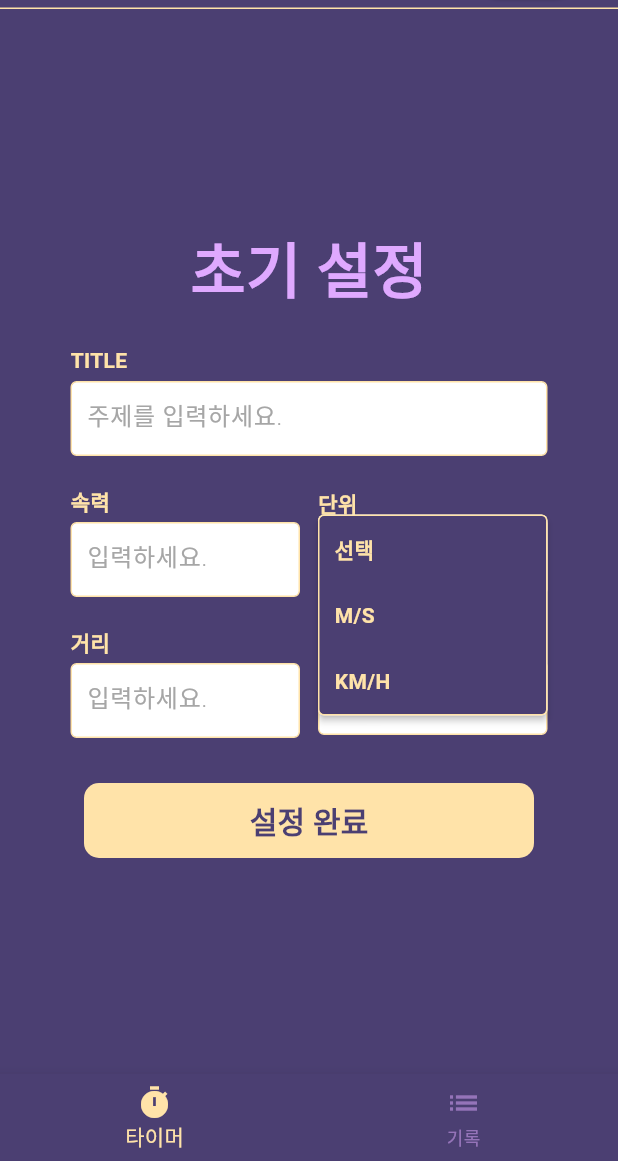
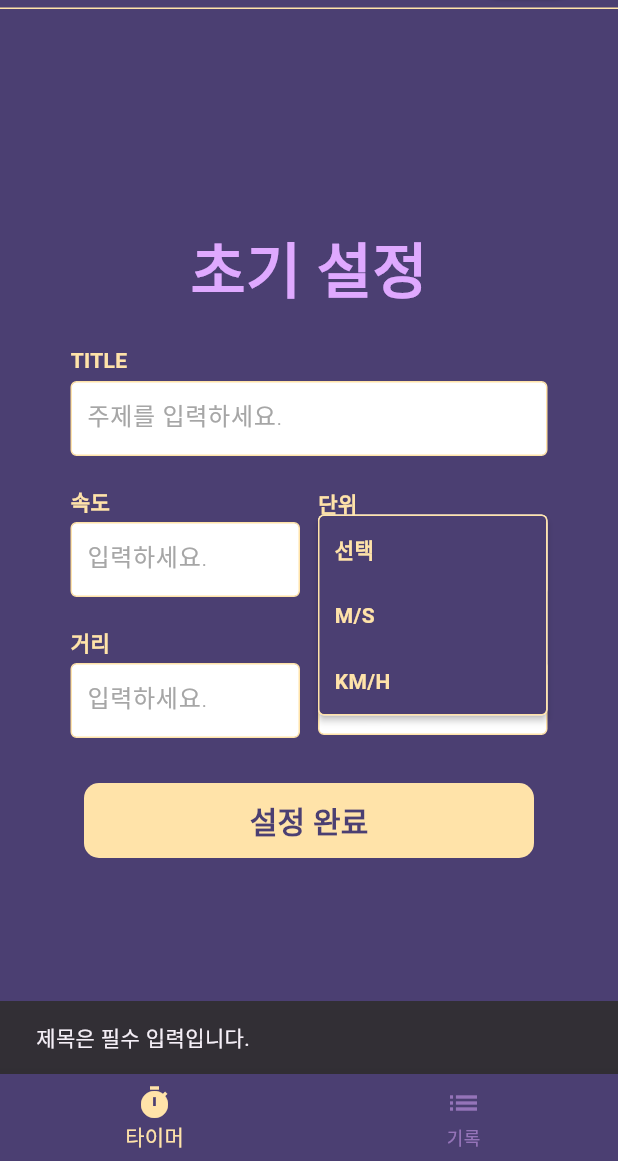
Before and after one commit to ryujebin/CheckTimer, a Flutter app: the Authentication screen opened directly, after a tap on "인증 완료", after a tap on "선택", after a tap on "설정 완료", on a phone screen of 412 x 824 dp, the part 75-1236 px from its top. Run offline on Flutter 3.47's test engine with Material 3 defaults, Android fonts, the phone set to English and light mode, and no system bars; our stand-ins replace firebase_auth, firebase_core; accounts and stored records are empty; Roboto replaces fonts that are missing (Pretendard).

Commit message:
timer UI & 기능구현 완료

```diff
--- a/lib/Components/Appbar/Appbar_b_login.dart
+++ b/lib/Components/Appbar/Appbar.dart
@@ -4,13 +4,13 @@ import 'package:flutter/material.dart';
 import '../../Core/theme/colors.dart';
 import '../../Pages/Login/Login.dart';
 
-class BeforeAppbar extends StatefulWidget implements PreferredSizeWidget {
+class MainAppbar extends StatefulWidget implements PreferredSizeWidget {
   final String title;
   final double fontSize;
   final double leftPadding;
   final VoidCallback? onLoginPressed;
 
-  const BeforeAppbar({
+  const MainAppbar({
     super.key,
     this.title = 'CheckTimer',
     this.fontSize = 20,
@@ -19,13 +19,13 @@ class BeforeAppbar extends StatefulWidget implements PreferredSizeWidget {
   });
 
   @override
-  State<BeforeAppbar> createState() => _BeforeAppbarState();
+  State<MainAppbar> createState() => _MainAppbarState();
 
   @override
   Size get preferredSize => const Size.fromHeight(kToolbarHeight);
 }
 
-class _BeforeAppbarState extends State<BeforeAppbar> {
+class _MainAppbarState extends State<MainAppbar> {
   User? _user;
 
   @override
--- a/lib/Components/Buttons/ElevationButton/ElevationButton.dart
+++ b/lib/Components/Buttons/ElevationButton/ElevationButton.dart
@@ -3,6 +3,7 @@ import '../../../Core/theme/colors.dart';
 
 class ElevationBtn extends StatelessWidget {
   final String text;
+  final Widget? child;
   final double? height;
   final double? width;
   final VoidCallback onPressed;
@@ -13,6 +14,7 @@ class ElevationBtn extends StatelessWidget {
     super.key,
     required this.text,
     required this.onPressed,
+    this.child,
     this.height = 50,
     this.width,
     this.fontSize = 20,
@@ -39,8 +41,9 @@ class ElevationBtn extends StatelessWidget {
           padding: EdgeInsets.zero, // padding 없애기
         ),
         child: Center(
-          child: Text(
-            text,
+          child: child ??
+              Text(
+                text ?? '',
                 style: TextStyle(
                   fontFamily: 'Pretendard',
                   fontWeight: fontWeight,
--- a/lib/Components/InputField/InputField.dart
+++ b/lib/Components/InputField/InputField.dart
@@ -1,4 +1,5 @@
 import 'package:flutter/material.dart';
+import 'package:flutter/services.dart';
 import '../../Core/theme/colors.dart';
 
 class InputField extends StatelessWidget {
@@ -8,6 +9,7 @@ class InputField extends StatelessWidget {
   final TextInputType keyboardType;
   final double? width;
   final Widget? suffix;
+  final List<TextInputFormatter>? inputFormatters;
 
   const InputField({
     super.key,
@@ -17,6 +19,7 @@ class InputField extends StatelessWidget {
     this.keyboardType = TextInputType.text,
     this.width,
     this.suffix,
+    this.inputFormatters,
   });
 
   @override
@@ -57,6 +60,7 @@ class InputField extends StatelessWidget {
             child: TextField(
               controller: controller,
               keyboardType: keyboardType,
+              inputFormatters: inputFormatters,
               style: const TextStyle(
                 color: Colors.black,
                 fontFamily: 'Pretendard',
--- a/lib/Pages/Homescreen/HomeScreen.dart
+++ b/lib/Pages/Homescreen/HomeScreen.dart
@@ -1,9 +1,9 @@
 import 'package:firebase_auth/firebase_auth.dart';
 import 'package:flutter/material.dart';
 import 'package:test_flutter/Core/theme/colors.dart';
-
+import 'package:provider/provider.dart';
 import '../MyRecode/Myrecode_main.dart';
-import '../Timer/Timer_main.dart';
+import '../Timer/Timer_setting.dart';
 
 class HomeScreen extends StatefulWidget {
   const HomeScreen({super.key});
@@ -16,7 +16,7 @@ class _HomeScreenState extends State<HomeScreen> {
   int _selectedIndex = 0;
 
   final List<Widget> _pages = [
-    TimerMain(),
+    TimerSetting(),
     MyRecord(), // 기록화면 추가
   ];
 
--- a/lib/Pages/Login/Authentication.dart
+++ b/lib/Pages/Login/Authentication.dart
@@ -7,7 +7,7 @@ import '../../Components/Buttons/ElevationButton/ElevationButton.dart';
 import '../../Components/Buttons/TextButton/TextButton.dart';
 import '../../Components/InputField/InputField.dart';
 import '../../Components/TitleText/TitleText.dart';
-import '../Timer/Timer_main.dart';
+import '../Timer/Timer_setting.dart';
 import 'Login.dart';
 
 class Authentication extends StatelessWidget {
--- a/lib/Pages/Login/Login.dart
+++ b/lib/Pages/Login/Login.dart
@@ -4,7 +4,7 @@ import 'package:test_flutter/Components/Buttons/ElevationButton/ElevationButton.
 import 'package:test_flutter/Components/Buttons/TextButton/TextButton.dart';
 import 'package:test_flutter/Pages/Homescreen/HomeScreen.dart';
 import 'package:test_flutter/Pages/Login/Sign_up.dart';
-import 'package:test_flutter/Pages/Timer/Timer_main.dart';
+import 'package:test_flutter/Pages/Timer/Timer_setting.dart';
 
 import '../../Components/InputField/InputField.dart';
 import '../../Components/TitleText/TitleText.dart';
--- a/lib/Pages/MyRecode/Myrecode_main.dart
+++ b/lib/Pages/MyRecode/Myrecode_main.dart
@@ -1,5 +1,7 @@
 import 'package:flutter/material.dart';
-import 'package:test_flutter/Components/Appbar/Appbar_a_login.dart';
+
+import '../../Components/Appbar/Appbar.dart';
+
 
 class MyRecord extends StatelessWidget {
   const MyRecord({super.key});
@@ -7,7 +9,7 @@ class MyRecord extends StatelessWidget {
   @override
   Widget build(BuildContext context) {
     return Scaffold(
-      appBar: AfterAppbar(),
+      appBar: MainAppbar(),
       body: const Center(
         child: Text('여기에 기록 내용을 표시할 수 있습니다.'),
       ),
--- a/lib/Pages/Timer/Timer_main.dart
+++ /dev/null
@@ -1,119 +0,0 @@
-import 'package:flutter/material.dart';
-import 'package:test_flutter/Components/Appbar/Appbar_b_login.dart';
-import 'package:test_flutter/Components/Buttons/ElevationButton/ElevationButton.dart';
-import 'package:test_flutter/Components/InputField/InputField.dart';
-import 'package:test_flutter/Components/TitleText/TitleText.dart';
-import 'package:test_flutter/Core/theme/colors.dart';
-
-import '../../Components/Buttons/DropdownButton/DropdownButton.dart';
-
-class TimerMain extends StatefulWidget {
-  const TimerMain({super.key});
-
-  @override
-  State<TimerMain> createState() => _TimerMainState();
-}
-
-class _TimerMainState extends State<TimerMain> {
-  String? selectedCategory;
-  String? selectedCategory1;
-
-  @override
-  Widget build(BuildContext context) {
-    TextEditingController controller = TextEditingController();
-    TextEditingController controller1 = TextEditingController();
-    TextEditingController controller2 = TextEditingController();
-
-    return Scaffold(
-        resizeToAvoidBottomInset: true,
-        appBar: BeforeAppbar(),
-        body: Center(
-          child: SingleChildScrollView(
-            child: Column(
-              mainAxisAlignment: MainAxisAlignment.center,
-              children: [
-                TitleText(
-                  text: '초기 설정',
-                ),
-                InputField(
-                  hintText: '주제를 입력하세요.',
-                  labelText: 'TITLE',
-                  controller: controller,
-                ),
-                Padding(
-                  padding:
-                      const EdgeInsets.symmetric(horizontal: 47), // 양 옆 여백 조정
-                  child: Row(
-                    children: [
-                      Expanded(
-                        flex: 1, // 가중치
-                        child: InputField(
-                          hintText: '입력하세요.',
-                          labelText: '속력',
-                          controller: controller1,
-                        ),
-                      ),
-                      const SizedBox(width: 12), // 사이 간격
-                      Expanded(
-                        flex: 1, // 드롭다운은 조금 좁게
-                        child: Dropdown<String>(
-                          labelText: '단위',
-                          hintText: '선택',
-                          items: ['선택', 'M/S', 'KM/H'],
-                          value: selectedCategory,
-                          onChanged: (value) {
-                            setState(() {
-                              selectedCategory = value;
-                            });
-                          },
-                        ),
-                      ),
-                    ],
-                  ),
-                ),
-                Padding(
-                  padding:
-                      const EdgeInsets.symmetric(horizontal: 47), // 양 옆 여백 조정
-                  child: Row(
-                    children: [
-                      Expanded(
-                        flex: 1, // 가중치
-                        child: InputField(
-                          hintText: '입력하세요.',
-                          labelText: '거리',
-                          controller: controller2,
-                        ),
-                      ),
-                      const SizedBox(width: 12), // 사이 간격
-                      Expanded(
-                        flex: 1, // 드롭다운은 조금 좁게
-                        child: Dropdown<String>(
-                          labelText: '단위',
-                          hintText: '선택',
-                          items: ['선택', 'M', 'KM'],
-                          value: selectedCategory1,
-                          onChanged: (value) {
-                            setState(() {
-                              selectedCategory1 = value;
-                            });
-                          },
-                        ),
-                      ),
-                    ],
-                  ),
-                ),
-                Padding(
-                  padding: const EdgeInsets.only(top: 30),
-                  child: ElevationBtn(
-                    text: '설정 완료',
-                    onPressed: () {
-
-                    },
-                  ),
-                )
-              ],
-            ),
-          ),
-        ));
-  }
-}
--- /dev/null
+++ b/lib/Pages/Timer/Timer_setting.dart
@@ -0,0 +1,180 @@
+import 'package:flutter/material.dart';
+import 'package:flutter/services.dart';
+import 'package:provider/provider.dart';
+import 'package:test_flutter/Components/Appbar/Appbar.dart';
+import 'package:test_flutter/Components/Buttons/ElevationButton/ElevationButton.dart';
+import 'package:test_flutter/Components/InputField/InputField.dart';
+import 'package:test_flutter/Components/TitleText/TitleText.dart';
+import 'package:test_flutter/Core/theme/colors.dart';
+
+import '../../Components/Buttons/DropdownButton/DropdownButton.dart';
+import '../../Providers/Timer_setting_data_provider.dart';
+import 'Timer.dart';
+
+class TimerSetting extends StatefulWidget {
+  const TimerSetting({super.key});
+
+  @override
+  State<TimerSetting> createState() => _TimerSettingState();
+}
+
+class _TimerSettingState extends State<TimerSetting> {
+  String? selectedSpeedUnit;
+  String? selectedDistanceUnit;
+
+  final TextEditingController titleController = TextEditingController();
+  final TextEditingController speedController = TextEditingController();
+  final TextEditingController distanceController = TextEditingController();
+
+  @override
+  void dispose() {
+    titleController.dispose();
+    speedController.dispose();
+    distanceController.dispose();
+    super.dispose();
+  }
+
+  @override
+  Widget build(BuildContext context) {
+    TextEditingController controller = TextEditingController();
+    TextEditingController controller1 = TextEditingController();
+    TextEditingController controller2 = TextEditingController();
+
+    return Scaffold(
+        resizeToAvoidBottomInset: true,
+        appBar: MainAppbar(),
+        body: Center(
+          child: SingleChildScrollView(
+            child: Column(
+              mainAxisAlignment: MainAxisAlignment.center,
+              children: [
+                TitleText(
+                  text: '초기 설정',
+                ),
+                InputField(
+                  hintText: '주제를 입력하세요.',
+                  labelText: 'TITLE',
+                  controller: titleController,
+                ),
+                Padding(
+                  padding:
+                      const EdgeInsets.symmetric(horizontal: 47), // 양 옆 여백 조정
+                  child: Row(
+                    children: [
+                      Expanded(
+                        flex: 1, // 가중치
+                        child: InputField(
+                          hintText: '입력하세요.',
+                          labelText: '속도',
+                          controller: speedController,
+                          keyboardType: TextInputType.number,
+                          inputFormatters: [FilteringTextInputFormatter.digitsOnly],
+                        ),
+                      ),
+                      const SizedBox(width: 12), // 사이 간격
+                      Expanded(
+                        flex: 1, // 드롭다운은 조금 좁게
+                        child: Dropdown<String>(
+                          labelText: '단위',
+                          hintText: '선택',
+                          items: ['선택', 'M/S', 'KM/H'],
+                          value: selectedSpeedUnit,
+                          onChanged: (value) {
+                            setState(() {
+                              selectedSpeedUnit = value;
+                            });
+                          },
+                        ),
+                      ),
+                    ],
+                  ),
+                ),
+                Padding(
+                  padding:
+                      const EdgeInsets.symmetric(horizontal: 47), // 양 옆 여백 조정
+                  child: Row(
+                    children: [
+                      Expanded(
+                        flex: 1, // 가중치
+                        child: InputField(
+                          hintText: '입력하세요.',
+                          labelText: '거리',
+                          controller: distanceController,
+                          keyboardType: TextInputType.number,
+                          inputFormatters: [FilteringTextInputFormatter.digitsOnly],
+                        ),
+                      ),
+                      const SizedBox(width: 12), // 사이 간격
+                      Expanded(
+                        flex: 1, // 드롭다운은 조금 좁게
+                        child: Dropdown<String>(
+                          labelText: '단위',
+                          hintText: '선택',
+                          items: ['선택', 'M', 'KM'],
+                          value: selectedDistanceUnit,
+                          onChanged: (value) {
+                            setState(() {
+                              selectedDistanceUnit = value;
+                            });
+                          },
+                        ),
+                      ),
+                    ],
+                  ),
+                ),
+                Padding(
+                  padding: const EdgeInsets.only(top: 30),
+                  child: ElevationBtn(
+                    text: '설정 완료',
+                    onPressed: () {
+                      // 조건 검사
+                      if (titleController.text.isEmpty) {
+                        ScaffoldMessenger.of(context).showSnackBar(
+                          const SnackBar(content: Text('제목은 필수 입력입니다.')),
+                        );
+                        return;
+                      }
+                      if ((selectedSpeedUnit == null || selectedSpeedUnit == '선택') &&
+                          (selectedDistanceUnit == null || selectedDistanceUnit == '선택')) {
+                        ScaffoldMessenger.of(context).showSnackBar(
+                          const SnackBar(content: Text('속력 또는 거리 단위 중 하나는 선택해야 합니다.')),
+                        );
+                        return;
+                      }
+                      if (speedController.text.isEmpty && distanceController.text.isEmpty) {
+                        ScaffoldMessenger.of(context).showSnackBar(
+                          const SnackBar(content: Text('속력 또는 거리 값 중 하나는 입력해야 합니다.')),
+                        );
+                        return;
+                      }
+
+                      // Provider에 저장
+                      Provider.of<TimerSettingDataProvider>(context, listen: false)
+                          .setTimerSetting(
+                        title: titleController.text,
+                        speed: speedController.text,
+                        speedUnit: selectedSpeedUnit ?? '',
+                        distance: distanceController.text,
+                        distanceUnit: selectedDistanceUnit ?? '',
+                      );
+
+                      // 저장된 값 콘솔에 출력
+                      final settingData = Provider.of<TimerSettingDataProvider>(context, listen: false).settingData;
+                      print("제목: ${settingData?.title}");
+                      print("속도: ${settingData?.speed} ${settingData?.speedUnit}");
+                      print("거리: ${settingData?.distance} ${settingData?.distanceUnit}");
+
+                      // 화면 이동
+                      Navigator.push(
+                        context,
+                        MaterialPageRoute(builder: (context) => const TimerPage()),
+                      );
+                    },
+                  ),
+                )
+              ],
+            ),
+          ),
+        ));
+  }
+}
--- /dev/null
+++ b/lib/const/Models/Timer_setting_data.dart
@@ -0,0 +1,15 @@
+class TimerSettingData {
+  final String title;
+  final String speed;
+  final String speedUnit;
+  final String distance;
+  final String distanceUnit;
+
+  TimerSettingData({
+    required this.title,
+    required this.speed,
+    required this.speedUnit,
+    required this.distance,
+    required this.distanceUnit,
+  });
+}
--- a/pubspec.yaml
+++ b/pubspec.yaml
@@ -37,6 +37,7 @@ dependencies:
   cupertino_icons: ^1.0.6
   firebase_core: ^2.30.0
   firebase_auth: ^4.17.5
+  provider: ^6.1.5
 
 dev_dependencies:
   flutter_test:
@@ -61,7 +62,10 @@ flutter:
   uses-material-design: true
 
   assets:
-    - assets/images/
+    - assets/images/AppLogo.png
+    - assets/images/checkimg.png
+    - assets/images/startimg.png
+    - assets/images/stopimg.png
 
   fonts:
     - family: Pretendard
```
Also changed, not shown: lib/Components/Appbar/Appbar_a_login.dart (deleted, +0 -39 lines), lib/Pages/Timer/Timer.dart (added, +281 -0 lines), lib/Providers/Timer_setting_data_provider.dart (added, +30 -0 lines), lib/main.dart (+10 -1 lines), assets/images/checkimg.png (added), assets/images/startimg.png (added), assets/images/stopimg.png (added), pubspec.lock, 2 other files. Lines whose indentation alone changed are shown as unchanged.
